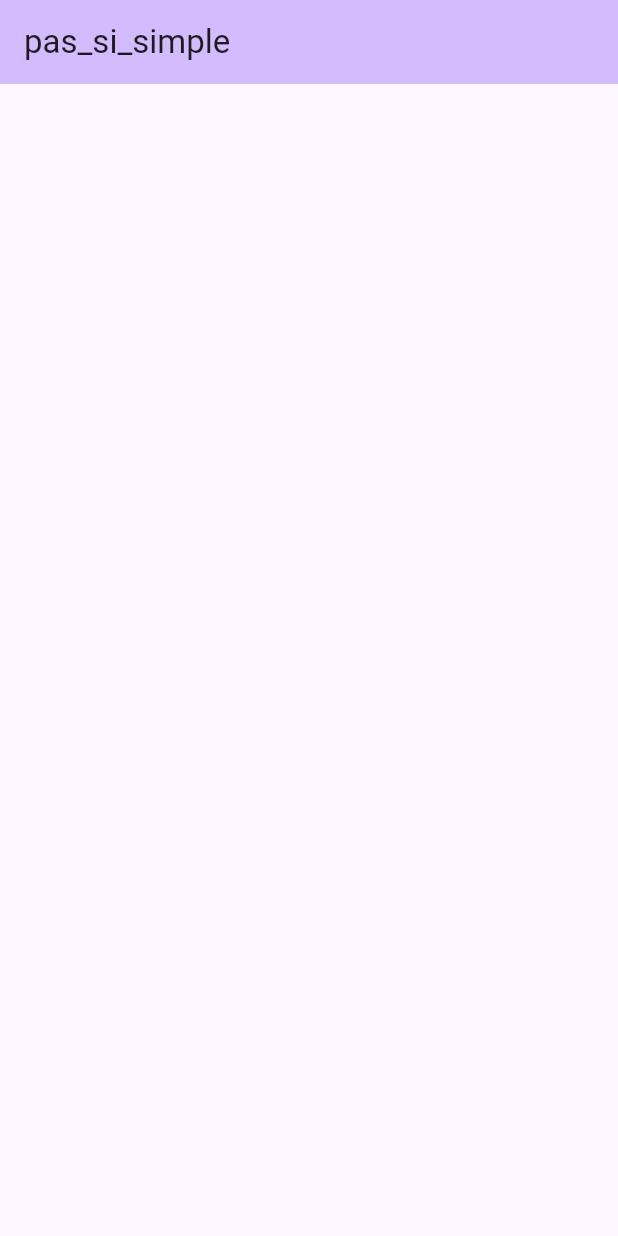
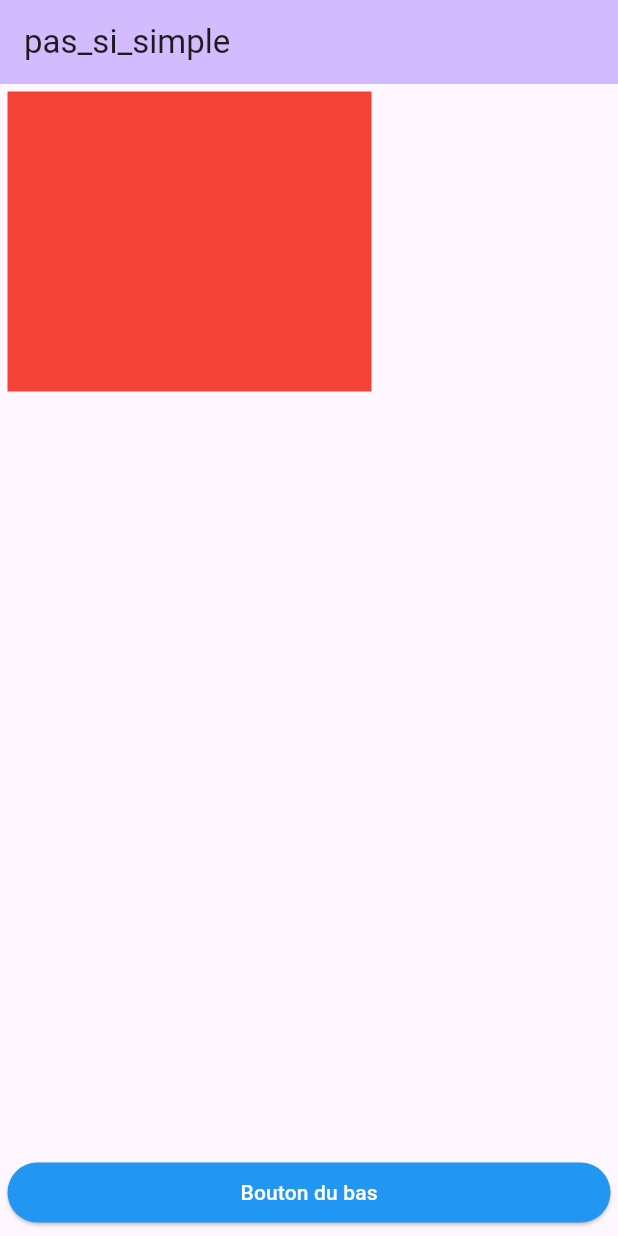
Before and after one commit to 1256639/5N6-ApplicationsMobilesAvancees, a Flutter app: the screen it shows after launch, on a phone screen of 412 x 824 dp. Run offline on Flutter 3.47's test engine with Material 3 defaults, Android fonts, the phone set to English and light mode, and no system bars.

Commit message:
FCT Pas si simple (non terminé)

```diff
--- a/1.2 - Mise en page/pas_simple/lib/main.dart
+++ b/1.2 - Mise en page/pas_simple/lib/main.dart
@@ -38,13 +38,47 @@ class _MyHomePageState extends State<MyHomePage> {
         backgroundColor: Theme.of(context).colorScheme.inversePrimary,
         title: Text(widget.title),
       ),
-      body: Center(
-        child: Column(
-          mainAxisAlignment: MainAxisAlignment.center,
-          children: <Widget>[
+      body: Column(
+        children: <Widget> [
 
-          ],
-        ),
+          // partie en rouge
+          Container(
+            padding: const EdgeInsets.all(5),
+            child: Row(
+              children: [
+                Container(
+                  width: MediaQuery.of(context).size.width * 2/3 - 32,
+                  height: 200,
+                  color: Colors.red,
+                ),
+              ],
+            ),
+          ),
+
+          // espace blanc
+          Expanded(
+            child: Column(),
+          ),
+
+          // bouton en bas
+          Container(
+            padding: const EdgeInsets.all(5),
+            child: Row(
+              children: [
+                Expanded(
+                  child: ElevatedButton(
+                      style: ElevatedButton.styleFrom(
+                        backgroundColor: Colors.blue,
+                        foregroundColor: Colors.white,
+                      ),
+                      onPressed: () {},
+                      child: const Text('Bouton du bas'),
+                  ),
+                ),
+              ],
+            ),
+          ),
+        ],
       ),
     );
   }
```
